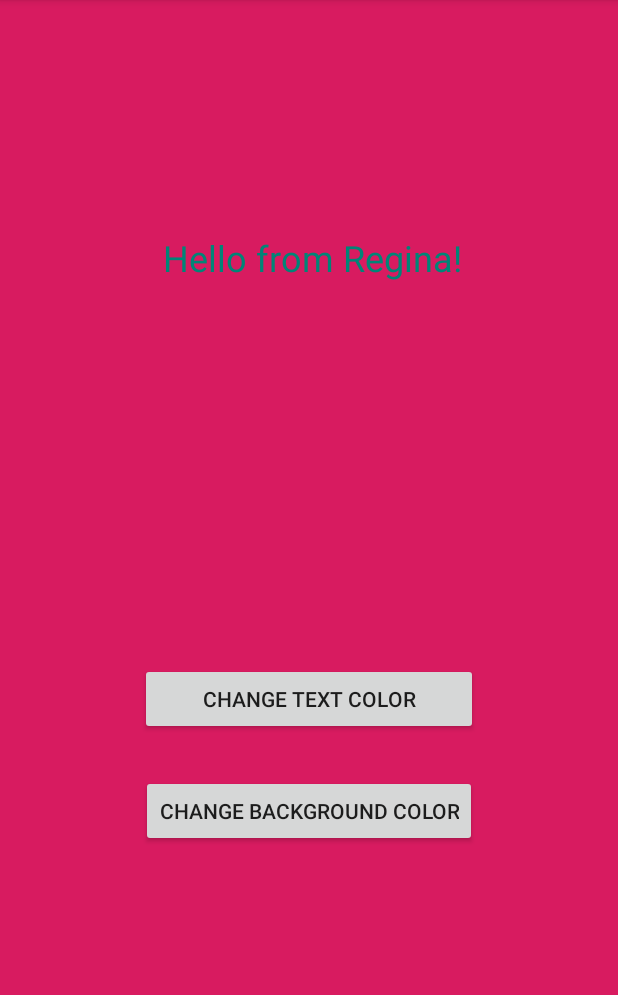
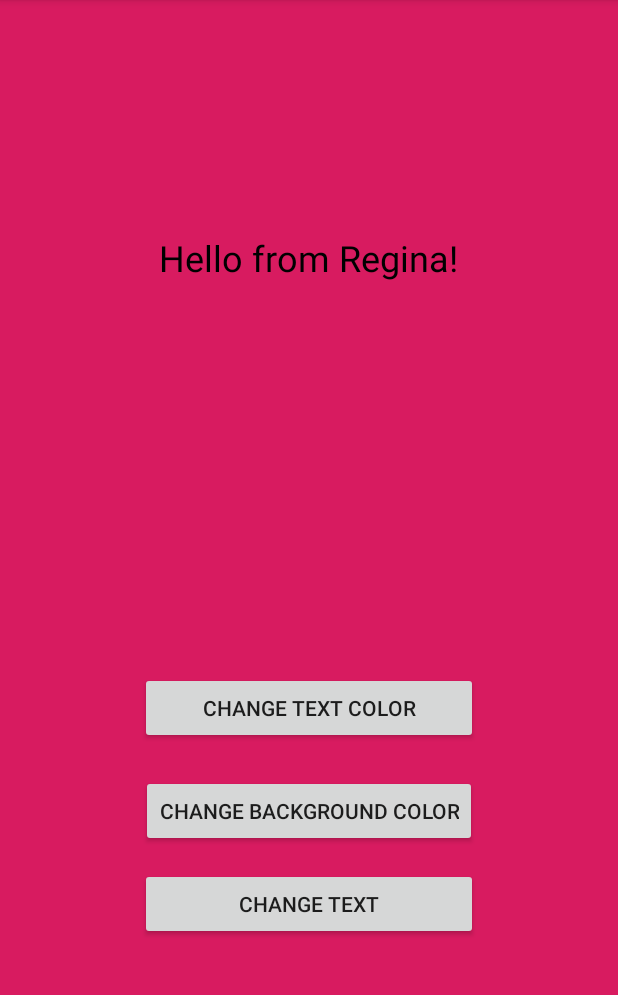
Before and after one commit to Regina-Bass/Prework, an Android app: the screen it shows after launch (MainActivity), after a tap on "CHANGE TEXT COLOR", on a phone screen of 412 x 824 dp, the part 84-1079 px from its top. Run offline under Robolectric (Android 15) with nearby library versions, the phone set to English and light mode, and no system bars.

Commit message:
two optional user stories added

```diff
--- a/app/src/main/java/com/example/prework/MainActivity.java
+++ b/app/src/main/java/com/example/prework/MainActivity.java
@@ -19,14 +19,21 @@ public class MainActivity extends AppCompatActivity {
             public void onClick(View v) {
                 //Log.i("Regina", "Button Clicked");
                 ((TextView) findViewById(R.id.textView)).setTextColor(
-                        getResources().getColor(R.color.colorPrimary));   //option Enter for the cast import
+                        getResources().getColor(R.color.black));   //option Enter for the cast import
             }
         });
-        /*findViewById(R.id.button2).setOnClickListener(new View.OnClickListener() {
+        findViewById(R.id.button2).setOnClickListener(new View.OnClickListener() {
             @Override
             public void onClick(View v) {
-                findViewById()
+                findViewById(R.id.rootView).setBackgroundColor(
+                        getResources().getColor(R.color.lightPurple));
             }
-        });*/
+        });
+        findViewById(R.id.button3).setOnClickListener(new View.OnClickListener() {
+            @Override
+            public void onClick(View v) {
+                ((TextView) findViewById(R.id.textView)).setText("Goodbye");
+            }
+        });
     }
 }
--- a/app/src/main/res/layout/activity_main.xml
+++ b/app/src/main/res/layout/activity_main.xml
@@ -2,6 +2,7 @@
 <RelativeLayout xmlns:android="http://schemas.android.com/apk/res/android"
     xmlns:app="http://schemas.android.com/apk/res-auto"
     xmlns:tools="http://schemas.android.com/tools"
+    android:id="@+id/rootView"
     android:layout_width="match_parent"
     android:background="@color/colorAccent"
     android:layout_height="match_parent"
@@ -10,14 +11,15 @@
 
     <TextView
         android:id="@+id/textView"
-        android:layout_width="wrap_content"
+        android:layout_width="210dp"
         android:layout_height="wrap_content"
         android:layout_alignParentTop="true"
         android:layout_alignParentEnd="true"
         android:layout_centerHorizontal="true"
         android:layout_marginTop="155dp"
-        android:layout_marginEnd="104dp"
+        android:layout_marginEnd="101dp"
         android:text="Hello from Regina!"
+        android:textAlignment="center"
         android:textColor="#FFFFFF"
         android:textSize="24sp" />
 
@@ -27,7 +29,7 @@
         android:layout_height="wrap_content"
         android:layout_alignParentBottom="true"
         android:layout_centerHorizontal="true"
-        android:layout_marginBottom="278dp"
+        android:layout_marginBottom="272dp"
         android:text="Change Text Color" />
 
     <Button
@@ -38,4 +40,13 @@
         android:layout_centerHorizontal="true"
         android:layout_marginBottom="203dp"
         android:text="Change background Color" />
+
+    <Button
+        android:id="@+id/button3"
+        android:layout_width="225dp"
+        android:layout_height="wrap_content"
+        android:layout_alignParentBottom="true"
+        android:layout_centerHorizontal="true"
+        android:layout_marginBottom="141dp"
+        android:text="Change Text" />
 </RelativeLayout>
--- a/app/src/main/res/values/colors.xml
+++ b/app/src/main/res/values/colors.xml
@@ -3,4 +3,6 @@
     <color name="colorPrimary">#008577</color>
     <color name="colorPrimaryDark">#00574B</color>
     <color name="colorAccent">#D81B60</color>
+    <color name="lightPurple">#df85e7</color>
+    <color name="black">#000</color>
 </resources>
```
